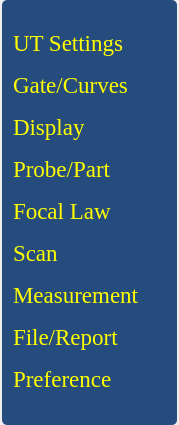
Before: the Qt Designer form ui/menu/main_menu.ui in 15903016222/Voice, drawn with Qt 5.
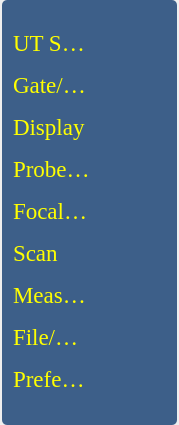
After: the same form once the commit is applied. Icons and pictures are not drawn.

Commit message: Added：在MainMenu的QTreewidget右侧增加三角形图标、透明背景

Diff of the .ui file:
```diff
--- a/ui/menu/main_menu.ui
+++ b/ui/menu/main_menu.ui
@@ -32,8 +32,14 @@
    <item row="0" column="0">
     <widget class="QWidget" name="widget" native="true">
      <property name="styleSheet">
-      <string notr="true">background-color: rgb(37, 76, 124);
-border-radius: 5px;</string>
+      <string notr="true">QWidget{
+	background-color: rgba(37, 76, 124, 225);
+	border-radius: 5px;
+}
+
+QWidget QPushButton{	
+	background-color: rgba(37, 76, 124, 0);
+}</string>
      </property>
      <layout class="QGridLayout" name="gridLayout_2" rowstretch="1,20,1">
       <property name="leftMargin">
@@ -62,6 +68,9 @@
         <property name="focusPolicy">
          <enum>Qt::NoFocus</enum>
         </property>
+        <property name="styleSheet">
+         <string notr="true"/>
+        </property>
         <property name="text">
          <string/>
         </property>
@@ -131,6 +140,9 @@
         <property name="expandsOnDoubleClick">
          <bool>false</bool>
         </property>
+        <property name="columnCount">
+         <number>2</number>
+        </property>
         <attribute name="headerVisible">
          <bool>false</bool>
         </attribute>
@@ -139,6 +151,11 @@
           <string notr="true">1</string>
          </property>
         </column>
+        <column>
+         <property name="text">
+          <string>2</string>
+         </property>
+        </column>
         <item>
          <property name="text">
           <string>UT Settings</string>
@@ -157,6 +174,14 @@
            </color>
           </brush>
          </property>
+         <property name="text">
+          <string/>
+         </property>
+         <property name="icon">
+          <iconset resource="../main_window.qrc">
+           <normaloff>:/file/resources/triangle_up.png</normaloff>
+           <normalon>:/file/resources/triangle_down.png</normalon>:/file/resources/triangle_up.png</iconset>
+         </property>
          <item>
           <property name="text">
            <string>General</string>
@@ -196,6 +221,14 @@
            </color>
           </brush>
          </property>
+         <property name="text">
+          <string/>
+         </property>
+         <property name="icon">
+          <iconset resource="../main_window.qrc">
+           <normaloff>:/file/resources/triangle_up.png</normaloff>
+           <normalon>:/file/resources/triangle_down.png</normalon>:/file/resources/triangle_up.png</iconset>
+         </property>
          <item>
           <property name="text">
            <string>Gate</string>
@@ -240,6 +273,14 @@
            </color>
           </brush>
          </property>
+         <property name="text">
+          <string/>
+         </property>
+         <property name="icon">
+          <iconset resource="../main_window.qrc">
+           <normaloff>:/file/resources/triangle_up.png</normaloff>
+           <normalon>:/file/resources/triangle_down.png</normalon>:/file/resources/triangle_up.png</iconset>
+         </property>
          <item>
           <property name="text">
            <string>Selection</string>
@@ -274,6 +315,14 @@
            </color>
           </brush>
          </property>
+         <property name="text">
+          <string/>
+         </property>
+         <property name="icon">
+          <iconset resource="../main_window.qrc">
+           <normaloff>:/file/resources/triangle_up.png</normaloff>
+           <normalon>:/file/resources/triangle_down.png</normalon>:/file/resources/triangle_up.png</iconset>
+         </property>
          <item>
           <property name="text">
            <string>Select</string>
@@ -318,6 +367,14 @@
            </color>
           </brush>
          </property>
+         <property name="text">
+          <string/>
+         </property>
+         <property name="icon">
+          <iconset resource="../main_window.qrc">
+           <normaloff>:/file/resources/triangle_up.png</normaloff>
+           <normalon>:/file/resources/triangle_down.png</normalon>:/file/resources/triangle_up.png</iconset>
+         </property>
          <item>
           <property name="text">
            <string>Law Config</string>
@@ -357,6 +414,14 @@
            </color>
           </brush>
          </property>
+         <property name="text">
+          <string/>
+         </property>
+         <property name="icon">
+          <iconset resource="../main_window.qrc">
+           <normaloff>:/file/resources/triangle_up.png</normaloff>
+           <normalon>:/file/resources/triangle_down.png</normalon>:/file/resources/triangle_up.png</iconset>
+         </property>
          <item>
           <property name="text">
            <string>Inspection</string>
@@ -396,6 +461,14 @@
            </color>
           </brush>
          </property>
+         <property name="text">
+          <string/>
+         </property>
+         <property name="icon">
+          <iconset resource="../main_window.qrc">
+           <normaloff>:/file/resources/triangle_up.png</normaloff>
+           <normalon>:/file/resources/triangle_down.png</normalon>:/file/resources/triangle_up.png</iconset>
+         </property>
          <item>
           <property name="text">
            <string>Cursors</string>
@@ -430,6 +503,14 @@
            </color>
           </brush>
          </property>
+         <property name="text">
+          <string/>
+         </property>
+         <property name="icon">
+          <iconset resource="../main_window.qrc">
+           <normaloff>:/file/resources/triangle_up.png</normaloff>
+           <normalon>:/file/resources/triangle_down.png</normalon>:/file/resources/triangle_up.png</iconset>
+         </property>
          <item>
           <property name="text">
            <string>File</string>
@@ -474,6 +555,14 @@
            </color>
           </brush>
          </property>
+         <property name="text">
+          <string/>
+         </property>
+         <property name="icon">
+          <iconset resource="../main_window.qrc">
+           <normaloff>:/file/resources/triangle_up.png</normaloff>
+           <normalon>:/file/resources/triangle_down.png</normalon>:/file/resources/triangle_up.png</iconset>
+         </property>
          <item>
           <property name="text">
            <string>Preference</string>
```
Left out of the diff: 14 changed lines with no effect on the pictures. The commit also changes 4 other files.
